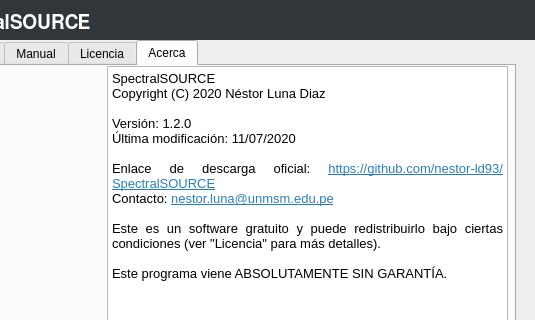
Qt form main.ui (nestor-ld93/SpectralSOURCE) before a commit; both pictures show x 265 to 800 and y 0 to 320 of the 800 by 600 pixel window.
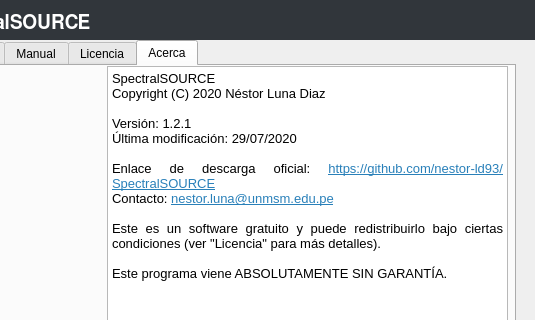
The same form after that commit. The open tabs and pages were chosen to show the change. Icons and pictures are not drawn.

The edit to the form file:
```diff
--- a/main.ui
+++ b/main.ui
@@ -1967,8 +1967,8 @@
 &lt;p align=&quot;justify&quot; style=&quot; margin-top:0px; margin-bottom:0px; margin-left:0px; margin-right:0px; -qt-block-indent:0; text-indent:0px;&quot;&gt;SpectralSOURCE&lt;/p&gt;
 &lt;p align=&quot;justify&quot; style=&quot; margin-top:0px; margin-bottom:0px; margin-left:0px; margin-right:0px; -qt-block-indent:0; text-indent:0px;&quot;&gt;Copyright (C) 2020 Néstor Luna Diaz&lt;/p&gt;
 &lt;p align=&quot;justify&quot; style=&quot;-qt-paragraph-type:empty; margin-top:0px; margin-bottom:0px; margin-left:0px; margin-right:0px; -qt-block-indent:0; text-indent:0px;&quot;&gt;&lt;br /&gt;&lt;/p&gt;
-&lt;p align=&quot;justify&quot; style=&quot; margin-top:0px; margin-bottom:0px; margin-left:0px; margin-right:0px; -qt-block-indent:0; text-indent:0px;&quot;&gt;Versión: 1.2.0&lt;/p&gt;
-&lt;p align=&quot;justify&quot; style=&quot; margin-top:0px; margin-bottom:0px; margin-left:0px; margin-right:0px; -qt-block-indent:0; text-indent:0px;&quot;&gt;Última modificación: 11/07/2020&lt;/p&gt;
+&lt;p align=&quot;justify&quot; style=&quot; margin-top:0px; margin-bottom:0px; margin-left:0px; margin-right:0px; -qt-block-indent:0; text-indent:0px;&quot;&gt;Versión: 1.2.1&lt;/p&gt;
+&lt;p align=&quot;justify&quot; style=&quot; margin-top:0px; margin-bottom:0px; margin-left:0px; margin-right:0px; -qt-block-indent:0; text-indent:0px;&quot;&gt;Última modificación: 29/07/2020&lt;/p&gt;
 &lt;p align=&quot;justify&quot; style=&quot;-qt-paragraph-type:empty; margin-top:0px; margin-bottom:0px; margin-left:0px; margin-right:0px; -qt-block-indent:0; text-indent:0px;&quot;&gt;&lt;br /&gt;&lt;/p&gt;
 &lt;p align=&quot;justify&quot; style=&quot; margin-top:0px; margin-bottom:0px; margin-left:0px; margin-right:0px; -qt-block-indent:0; text-indent:0px;&quot;&gt;Enlace de descarga oficial: &lt;a href=&quot;https://github.com/nestor-ld93/SpectralSOURCE&quot;&gt;&lt;span style=&quot; text-decoration: underline; color:#2980b9;&quot;&gt;https://github.com/nestor-ld93/SpectralSOURCE&lt;/span&gt;&lt;/a&gt;&lt;/p&gt;
 &lt;p align=&quot;justify&quot; style=&quot; margin-top:0px; margin-bottom:0px; margin-left:0px; margin-right:0px; -qt-block-indent:0; text-indent:0px;&quot;&gt;Contacto: &lt;a href=&quot;mailto:nestor.luna@unmsm.edu.pe&quot;&gt;&lt;span style=&quot; text-decoration: underline; color:#2980b9;&quot;&gt;nestor.luna@unmsm.edu.pe&lt;/span&gt;&lt;/a&gt;&lt;/p&gt;
```
